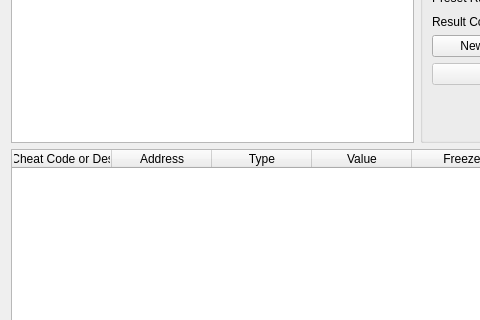
StillJC/ArcadeDuck, file src/arcadeduck-qt/memoryscannerwindow.ui: the form before one commit; both pictures show x 0 to 480 and y 193 to 513 of the 833 by 610 pixel window.
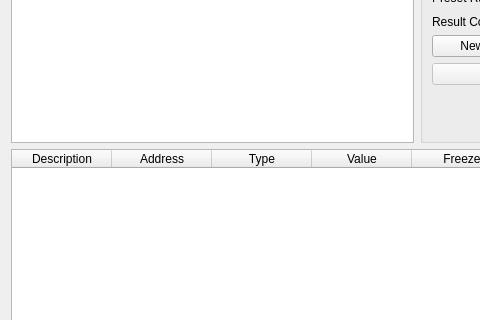
The form after the commit. Icons and pictures are not drawn.

Commit message: Add MAME cheat support

```diff
--- a/src/arcadeduck-qt/memoryscannerwindow.ui
+++ b/src/arcadeduck-qt/memoryscannerwindow.ui
@@ -376,7 +376,7 @@
        </attribute>
        <column>
         <property name="text">
-         <string>Simple Cheat Code or Description</string>
+         <string>Description</string>
         </property>
        </column>
        <column>
```
The commit also changes 42 other files.
